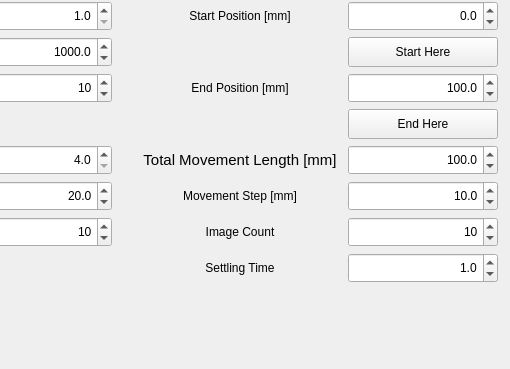
First picture: the form in Applications/relax2/ui/parameters.ui, repository OpenMRI/ocra, before the edit; both pictures show x 640 to 1150 and y 401 to 770 of the 1150 by 770 pixel window.
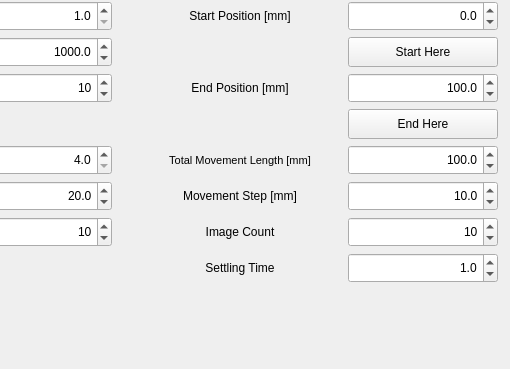
Second picture: the form after the edit.

```diff
--- a/Applications/relax2/ui/parameters.ui
+++ b/Applications/relax2/ui/parameters.ui
@@ -2298,7 +2298,7 @@
       </property>
       <property name="font">
        <font>
-        <pointsize>11</pointsize>
+        <pointsize>8</pointsize>
        </font>
       </property>
       <property name="text">
```
